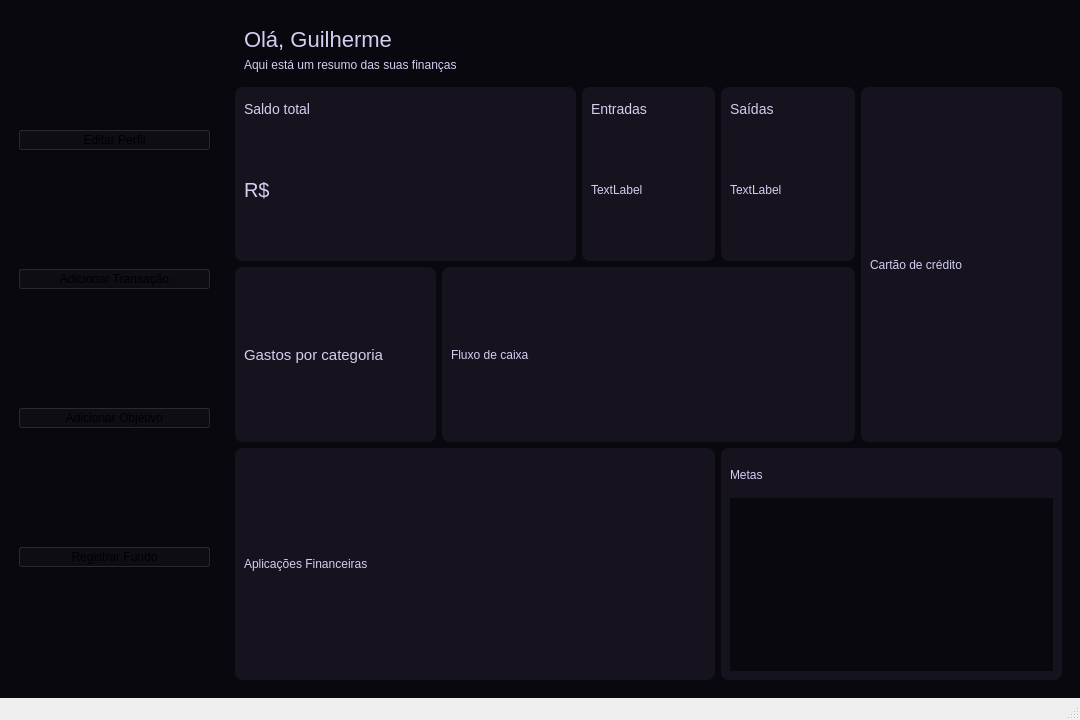
First picture: the form in mainwindow.ui, repository Gui1-p/Sistema-de-Finan-as, before the edit.
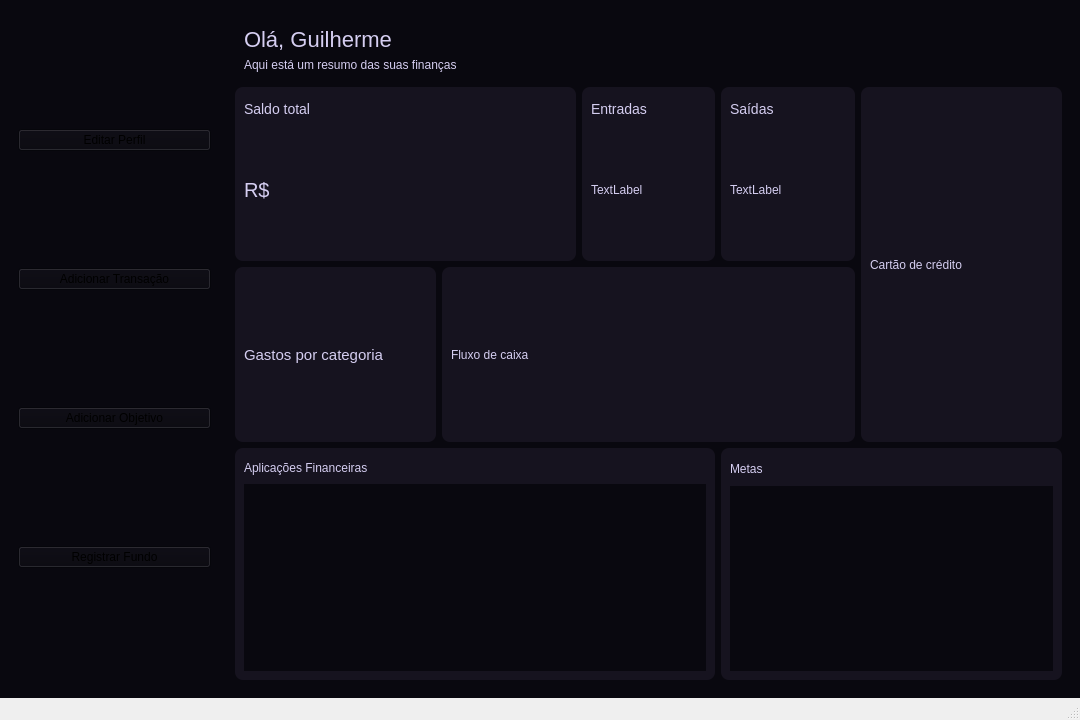
Second picture: the form after the edit.

What changed in the file:
```diff
--- a/mainwindow.ui
+++ b/mainwindow.ui
@@ -230,7 +230,7 @@
          <property name="frameShadow">
           <enum>QFrame::Shadow::Raised</enum>
          </property>
-         <layout class="QVBoxLayout" name="verticalLayout_9">
+         <layout class="QVBoxLayout" name="verticalLayout_9" stretch="1,9">
           <item>
            <widget class="QLabel" name="label_10">
             <property name="text">
@@ -238,6 +238,9 @@
             </property>
            </widget>
           </item>
+          <item>
+           <widget class="QWidget" name="FundosRegistrados" native="true"/>
+          </item>
          </layout>
         </widget>
        </item>
@@ -279,7 +282,7 @@
          <property name="frameShadow">
           <enum>QFrame::Shadow::Raised</enum>
          </property>
-         <layout class="QVBoxLayout" name="verticalLayout_8" stretch="1,5">
+         <layout class="QVBoxLayout" name="verticalLayout_8" stretch="1,8">
           <item>
            <widget class="QLabel" name="label_11">
             <property name="text">
```
